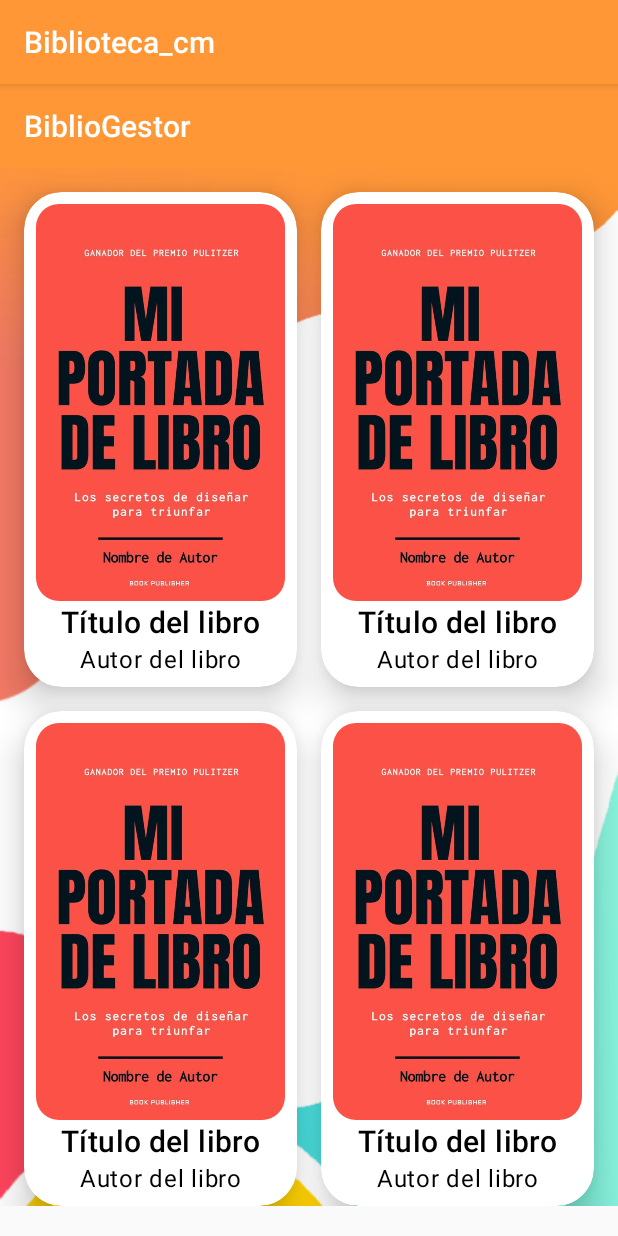
After one commit to carlyg7/biblioteca, an Android app: the MainCatalogo screen opened directly, with no data from a screen before it, on a phone screen of 412 x 824 dp. The commit adds this screen. Run offline under Robolectric (Android 15) with nearby library versions, the phone set to English and light mode, and no system bars.

Commit message:
interfaz libros version-0 - mainCatalogo

```diff
--- a/app/src/main/AndroidManifest.xml
+++ b/app/src/main/AndroidManifest.xml
@@ -23,6 +23,7 @@
             </intent-filter>
         </activity>
         <activity android:name=".Registro"/>
+        <activity android:name=".MainCatalogo"/>
     </application>
 
 </manifest>
--- /dev/null
+++ b/app/src/main/java/com/example/biblioteca_cm/MainCatalogo.java
@@ -0,0 +1,19 @@
+package com.example.biblioteca_cm;
+
+import androidx.appcompat.app.AppCompatActivity;
+import android.os.Bundle;
+import androidx.recyclerview.widget.GridLayoutManager;
+import androidx.recyclerview.widget.RecyclerView;
+
+import com.example.biblioteca_cm.R;
+
+public class MainCatalogo extends AppCompatActivity {
+
+    @Override
+    protected void onCreate(Bundle savedInstanceState) {
+        super.onCreate(savedInstanceState);
+        setContentView(R.layout.catalogo);
+
+
+    }
+}
--- a/app/src/main/java/com/example/biblioteca_cm/Registro.java
+++ b/app/src/main/java/com/example/biblioteca_cm/Registro.java
@@ -59,7 +59,7 @@ public class Registro extends AppCompatActivity {
         signupLink.setOnClickListener(new View.OnClickListener() {
             @Override
             public void onClick(View v) {
-                // Iniciar la actividad de registro
+                // Intent nos redirige a otra vista
                 Intent intent = new Intent(Registro.this, MainActivity.class);
                 startActivity(intent);
             }
@@ -149,7 +149,6 @@ public class Registro extends AppCompatActivity {
                 .addOnFailureListener(new OnFailureListener() {
                     @Override
                     public void onFailure(@NonNull Exception e) {
-                        Log.e(TAG, "Error al verificar el DNI en Firestore", e);
                         Toast.makeText(Registro.this, "Error al verificar el DNI. Por favor, inténtelo de nuevo.", Toast.LENGTH_SHORT).show();
                     }
                 });
--- /dev/null
+++ b/app/src/main/res/layout/catalogo.xml
@@ -0,0 +1,242 @@
+<?xml version="1.0" encoding="utf-8"?>
+<ScrollView
+    xmlns:android="http://schemas.android.com/apk/res/android"
+    android:layout_width="match_parent"
+    android:layout_height="match_parent">
+
+    <androidx.constraintlayout.widget.ConstraintLayout
+        xmlns:android="http://schemas.android.com/apk/res/android"
+        xmlns:app="http://schemas.android.com/apk/res-auto"
+        android:layout_width="match_parent"
+        android:layout_height="match_parent"
+        android:background="@drawable/bg">
+
+        <!-- Toolbar -->
+        <androidx.appcompat.widget.Toolbar
+            android:id="@+id/toolbar"
+            android:layout_width="0dp"
+            android:layout_height="?attr/actionBarSize"
+            android:background="@color/color_principal"
+            app:title="BiblioGestor"
+            app:titleTextColor="@color/white"
+            app:layout_constraintTop_toTopOf="parent"
+            app:layout_constraintStart_toStartOf="parent"
+            app:layout_constraintEnd_toEndOf="parent" />
+
+        <!-- First CardView -->
+        <androidx.cardview.widget.CardView
+            android:id="@+id/cardView1"
+            android:layout_width="0dp"
+            android:layout_height="wrap_content"
+            android:layout_marginStart="16dp"
+            android:layout_marginTop="16dp"
+            android:layout_marginEnd="8dp"
+            android:layout_marginBottom="16dp"
+            android:padding="16dp"
+            app:cardCornerRadius="25dp"
+            app:cardElevation="15dp"
+            app:layout_constraintTop_toBottomOf="@id/toolbar"
+            app:layout_constraintStart_toStartOf="parent"
+            app:layout_constraintEnd_toStartOf="@id/cardView2">
+
+            <LinearLayout
+                android:layout_width="match_parent"
+                android:layout_height="wrap_content"
+                android:orientation="vertical"
+                android:gravity="center"
+                android:padding="8dp">
+
+                <com.google.android.material.imageview.ShapeableImageView
+                    android:id="@+id/book_cover"
+                    android:layout_width="match_parent"
+                    android:layout_height="wrap_content"
+                    android:src="@drawable/book_cover_placeholder"
+                    android:scaleType="fitCenter"
+                    android:adjustViewBounds="true"
+                    app:shapeAppearanceOverlay="@style/roundedCorners"/>
+
+                <TextView
+                    android:id="@+id/book_title"
+                    android:layout_width="match_parent"
+                    android:layout_height="wrap_content"
+                    android:text="Título del libro"
+                    android:textColor="@color/black"
+                    android:gravity="center_horizontal"
+                    style="@style/TextAppearance.MaterialComponents.Headline6"/>
+
+                <TextView
+                    android:id="@+id/book_author"
+                    android:layout_width="match_parent"
+                    android:layout_height="wrap_content"
+                    android:text="Autor del libro"
+                    android:textColor="@color/black"
+                    android:gravity="center_horizontal"
+                    style="@style/TextAppearance.MaterialComponents.Body1"/>
+
+            </LinearLayout>
+
+        </androidx.cardview.widget.CardView>
+
+        <!-- Second CardView -->
+        <androidx.cardview.widget.CardView
+            android:id="@+id/cardView2"
+            android:layout_width="0dp"
+            android:layout_height="wrap_content"
+            android:layout_marginStart="8dp"
+            android:layout_marginTop="16dp"
+            android:layout_marginEnd="16dp"
+            android:layout_marginBottom="16dp"
+            android:padding="16dp"
+            app:cardCornerRadius="25dp"
+            app:cardElevation="15dp"
+            app:layout_constraintTop_toBottomOf="@id/toolbar"
+            app:layout_constraintStart_toEndOf="@id/cardView1"
+            app:layout_constraintEnd_toEndOf="parent">
+
+            <LinearLayout
+                android:layout_width="match_parent"
+                android:layout_height="wrap_content"
+                android:orientation="vertical"
+                android:gravity="center"
+                android:padding="8dp">
+
+                <com.google.android.material.imageview.ShapeableImageView
+                    android:id="@+id/book_cover2"
+                    android:layout_width="match_parent"
+                    android:layout_height="wrap_content"
+                    android:src="@drawable/book_cover_placeholder"
+                    android:scaleType="fitCenter"
+                    android:adjustViewBounds="true"
+                    app:shapeAppearanceOverlay="@style/roundedCorners"/>
+
+                <TextView
+                    android:id="@+id/book_title2"
+                    android:layout_width="match_parent"
+                    android:layout_height="wrap_content"
+                    android:text="Título del libro"
+                    android:textColor="@color/black"
+                    android:gravity="center_horizontal"
+                    style="@style/TextAppearance.MaterialComponents.Headline6"/>
+
+                <TextView
+                    android:id="@+id/book_author2"
+                    android:layout_width="match_parent"
+                    android:layout_height="wrap_content"
+                    android:text="Autor del libro"
+                    android:textColor="@color/black"
+                    android:gravity="center_horizontal"
+                    style="@style/TextAppearance.MaterialComponents.Body1"/>
+
+            </LinearLayout>
+
+        </androidx.cardview.widget.CardView>
+
+        <!-- Third CardView -->
+        <androidx.cardview.widget.CardView
+            android:id="@+id/cardView3"
+            android:layout_width="0dp"
+            android:layout_height="wrap_content"
+            android:layout_marginStart="16dp"
+            android:layout_marginTop="16dp"
+            android:layout_marginEnd="8dp"
+            android:layout_marginBottom="16dp"
+            android:padding="16dp"
+            app:cardCornerRadius="25dp"
+            app:cardElevation="15dp"
+            app:layout_constraintTop_toBottomOf="@id/cardView1"
+            app:layout_constraintStart_toStartOf="parent"
+            app:layout_constraintEnd_toStartOf="@id/cardView4">
+
+            <LinearLayout
+                android:layout_width="match_parent"
+                android:layout_height="wrap_content"
+                android:orientation="vertical"
+                android:gravity="center"
+                android:padding="8dp">
+
+                <com.google.android.material.imageview.ShapeableImageView
+                    android:id="@+id/book_cover3"
+                    android:layout_width="match_parent"
+                    android:layout_height="wrap_content"
+                    android:src="@drawable/book_cover_placeholder"
+                    android:scaleType="fitCenter"
+                    android:adjustViewBounds="true"
+                    app:shapeAppearanceOverlay="@style/roundedCorners"/>
+
+                <TextView
+                    android:id="@+id/book_title3"
+                    android:layout_width="match_parent"
+                    android:layout_height="wrap_content"
+                    android:text="Título del libro"
+                    android:textColor="@color/black"
+                    android:gravity="center_horizontal"
+                    style="@style/TextAppearance.MaterialComponents.Headline6"/>
+
+                <TextView
+                    android:id="@+id/book_author3"
+                    android:layout_width="match_parent"
+                    android:layout_height="wrap_content"
+                    android:text="Autor del libro"
+                    android:textColor="@color/black"
+                    android:gravity="center_horizontal"
+                    style="@style/TextAppearance.MaterialComponents.Body1"/>
+
+            </LinearLayout>
+
+        </androidx.cardview.widget.CardView>
+
+        <!-- Fourth CardView -->
+        <androidx.cardview.widget.CardView
+            android:id="@+id/cardView4"
+            android:layout_width="0dp"
+            android:layout_height="wrap_content"
+            android:layout_marginStart="8dp"
+            android:layout_marginTop="16dp"
+            android:layout_marginEnd="16dp"
+            android:layout_marginBottom="16dp"
+            android:padding="16dp"
+            app:cardCornerRadius="25dp"
+            app:cardElevation="15dp"
+            app:layout_constraintTop_toBottomOf="@id/cardView2"
+            app:layout_constraintStart_toEndOf="@id/cardView3"
+            app:layout_constraintEnd_toEndOf="parent">
+
+            <LinearLayout
+                android:layout_width="match_parent"
+                android:layout_height="wrap_content"
+                android:orientation="vertical"
+                android:gravity="center"
+                android:padding="8dp">
+
+                <com.google.android.material.imageview.ShapeableImageView
+                    android:id="@+id/book_cover4"
+                    android:layout_width="match_parent"
+                    android:layout_height="wrap_content"
+                    android:src="@drawable/book_cover_placeholder"
+                    android:scaleType="fitCenter"
+                    android:adjustViewBounds="true"
+                    app:shapeAppearanceOverlay="@style/roundedCorners"/>
+
+                <TextView
+                    android:id="@+id/book_title4"
+                    android:layout_width="match_parent"
+                    android:layout_height="wrap_content"
+                    android:text="Título del libro"
+                    android:textColor="@color/black"
+                    android:gravity="center_horizontal"
+                    style="@style/TextAppearance.MaterialComponents.Headline6"/>
+
+                <TextView
+                    android:id="@+id/book_author4"
+                    android:layout_width="match_parent"
+                    android:layout_height="wrap_content"
+                    android:text="Autor del libro"
+                    android:textColor="@color/black"
+                    android:gravity="center_horizontal"
+                    style="@style/TextAppearance.MaterialComponents.Body1"/>
+
+            </LinearLayout>
+
+        </androidx.cardview.widget.CardView>
+    </androidx.constraintlayout.widget.ConstraintLayout>
+</ScrollView>
--- a/app/src/main/res/values/themes.xml
+++ b/app/src/main/res/values/themes.xml
@@ -3,4 +3,8 @@
         <item name="colorPrimary">@color/color_principal</item>
         <item name="android:textColorPrimary">@color/white</item>
     </style>
+    <style name="roundedCorners">
+        <item name="cornerFamily">rounded</item>
+        <item name="cornerSize">15dp</item>
+    </style>
 </resources>
```
Also changed, not shown: app/src/main/res/drawable/book_cover_placeholder.jpg (added).
